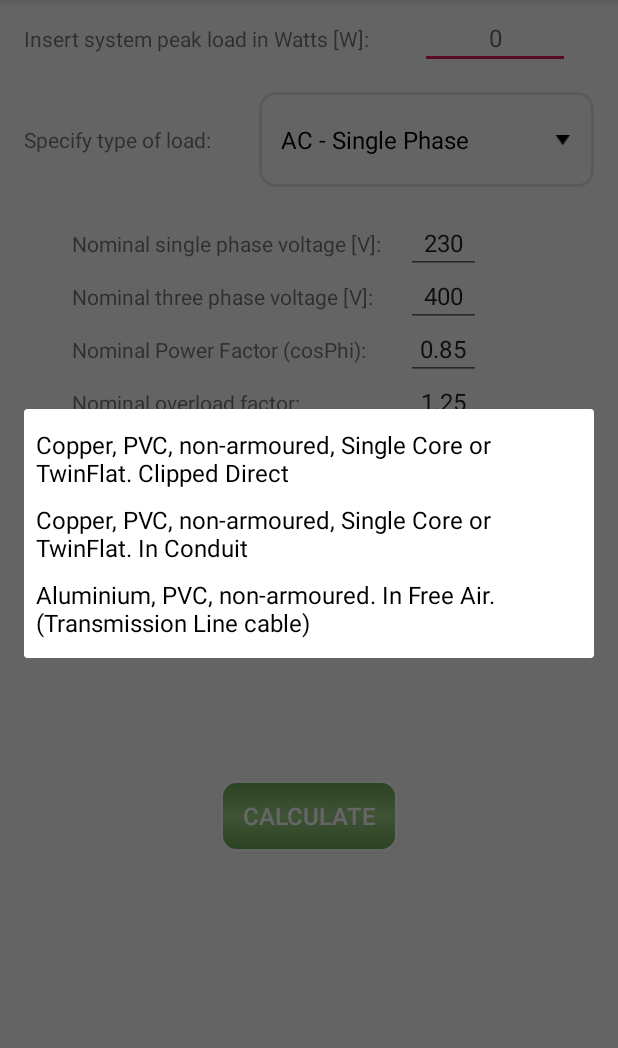
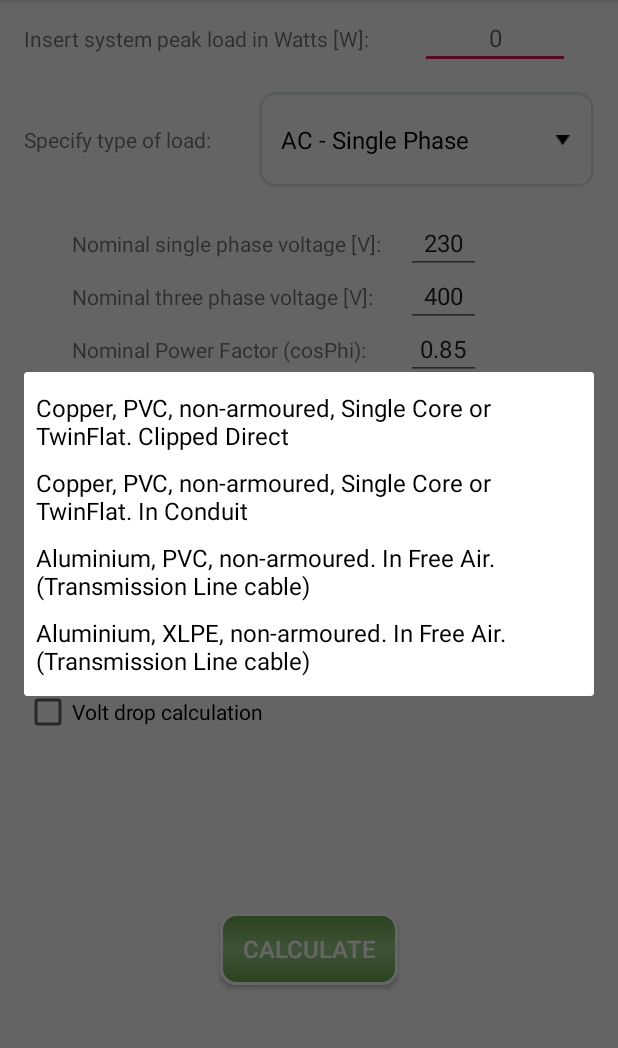
Before and after one commit to mzuos/LeafEC, an Android app: the SizeforLoad_input_data screen opened directly, with no data from a screen before it, after a tap on "Copper, PVC, non-armoured, Single Core o", on a phone screen of 412 x 824 dp, the part 84-1132 px from its top. Run offline under Robolectric (Android 15) with nearby library versions, the phone set to English and light mode, and no system bars.

Commit message:
General Calculations code re-organised with "Load cable properties" being a new function. Volt drop calculation (first approach) working.

```diff
--- a/app/src/main/java/com/EWB_Tonibung/mcbcalculator/SizeCable_input_data.java
+++ b/app/src/main/java/com/EWB_Tonibung/mcbcalculator/SizeCable_input_data.java
@@ -107,6 +107,7 @@ public class SizeCable_input_data extends AppCompatActivity {
         WireSizeForMCB = GeneralCalculations.CableSizeCalculator (MCBSize, CableType);
         WireRating = GeneralCalculations.CableCurrentRating(CableType,WireSizeForMCB);
 
+
         // Save the MCB and cable size values as Strings
 
         String Str_MCBSize =Integer.toString(MCBSize);
--- a/app/src/main/java/com/EWB_Tonibung/mcbcalculator/SizeMCB_input_data.java
+++ b/app/src/main/java/com/EWB_Tonibung/mcbcalculator/SizeMCB_input_data.java
@@ -50,7 +50,7 @@ public class SizeMCB_input_data extends AppCompatActivity {
                 }
                 else {// for now we do it with an else, if more cable sizes available, make else_if
                     sp_cablesize.setAdapter(new ArrayAdapter <String>(getApplicationContext(),android.R.layout.simple_spinner_dropdown_item,
-                            getResources().getStringArray(R.array.Al_WireSizeList_BS7671)));
+                            getResources().getStringArray(R.array.Al_WireSizeList_IEC)));
                 }
                             }
 
--- a/app/src/main/res/layout/activity_sizeforload_input_data.xml
+++ b/app/src/main/res/layout/activity_sizeforload_input_data.xml
@@ -92,14 +92,14 @@
         android:id="@+id/cableForMCB_PB"
         android:layout_width="wrap_content"
         android:layout_height="wrap_content"
-        android:layout_marginBottom="200dp"
+        android:layout_marginTop="118dp"
         android:onClick="LoadInput_DataValidation"
         android:text="  CALCULATE  "
         android:textSize="16sp"
-        app:layout_constraintBottom_toBottomOf="parent"
         app:layout_constraintEnd_toEndOf="parent"
         app:layout_constraintHorizontal_bias="0.5"
-        app:layout_constraintStart_toStartOf="parent" />
+        app:layout_constraintStart_toStartOf="parent"
+        app:layout_constraintTop_toBottomOf="@+id/VoltDrop_checkBox" />
 
     <TextView
         android:id="@+id/TV_V1ph"
@@ -146,6 +146,7 @@
         android:layout_marginStart="16dp"
         android:layout_marginLeft="16dp"
         android:ems="10"
+        android:imeOptions="actionDone"
         android:gravity="center"
         android:inputType="number"
         android:paddingBottom="10dp"
@@ -159,6 +160,7 @@
         android:layout_width="50dp"
         android:layout_height="wrap_content"
         android:ems="10"
+        android:imeOptions="actionDone"
         android:gravity="center"
         android:inputType="number"
         android:paddingBottom="10dp"
@@ -173,6 +175,7 @@
         android:layout_height="wrap_content"
         android:ems="10"
         android:gravity="center"
+        android:imeOptions="actionDone"
         android:inputType="numberDecimal"
         android:paddingBottom="10dp"
         android:text="@string/Nominal_cosphi_value"
@@ -184,6 +187,7 @@
         android:id="@+id/ed_OL"
         android:layout_width="50dp"
         android:layout_height="wrap_content"
+        android:imeOptions="actionDone"
         android:ems="10"
         android:gravity="center"
         android:inputType="numberDecimal"
@@ -221,6 +225,7 @@
         android:layout_height="wrap_content"
         android:ems="10"
         android:gravity="center"
+        android:imeOptions="actionDone"
         android:hint="@string/DC_Voltage_value"
         android:inputType="number|numberDecimal"
         android:paddingBottom="10dp"
@@ -241,4 +246,67 @@
         android:visibility="invisible"
         app:layout_constraintStart_toStartOf="parent"
         app:layout_constraintTop_toBottomOf="@+id/TV_LoadType" />
+
+    <CheckBox
+        android:id="@+id/VoltDrop_checkBox"
+        android:layout_width="wrap_content"
+        android:layout_height="wrap_content"
+        android:layout_marginStart="16dp"
+        android:layout_marginLeft="16dp"
+        android:layout_marginTop="32dp"
+        android:text="@string/VoltDrop_checkbox"
+        android:textSize="14sp"
+        app:layout_constraintStart_toStartOf="parent"
+        app:layout_constraintTop_toBottomOf="@+id/LoadCableSpinner" />
+
+    <TextView
+        android:id="@+id/TV_distance"
+        android:layout_width="wrap_content"
+        android:layout_height="wrap_content"
+        android:layout_marginStart="16dp"
+        android:layout_marginLeft="16dp"
+        android:layout_marginTop="16dp"
+        android:text="@string/distance_text"
+        android:visibility="invisible"
+        app:layout_constraintStart_toStartOf="@+id/VoltDrop_checkBox"
+        app:layout_constraintTop_toBottomOf="@+id/VoltDrop_checkBox" />
+
+    <TextView
+        android:id="@+id/TV_maxVoltDrop"
+        android:layout_width="wrap_content"
+        android:layout_height="wrap_content"
+        android:layout_marginStart="16dp"
+        android:layout_marginLeft="16dp"
+        android:layout_marginTop="16dp"
+        android:visibility="invisible"
+        android:text="@string/maxVoltDrop_text"
+        app:layout_constraintStart_toStartOf="@+id/VoltDrop_checkBox"
+        app:layout_constraintTop_toBottomOf="@+id/TV_distance" />
+
+    <EditText
+        android:id="@+id/ET_km"
+        android:layout_width="50dp"
+        android:layout_height="wrap_content"
+        android:imeOptions="actionDone"
+        android:ems="10"
+        android:hint="@string/generic_0"
+        android:gravity="center"
+        android:textSize="16sp"
+        android:inputType="numberDecimal"
+        android:visibility="invisible"
+        app:layout_constraintBaseline_toBaselineOf="@+id/TV_distance"
+        app:layout_constraintStart_toStartOf="@+id/ed_OL" />
+
+    <EditText
+        android:id="@+id/ET_maxVD"
+        android:layout_width="50dp"
+        android:layout_height="wrap_content"
+        android:imeOptions="actionDone"
+        android:ems="10"
+        android:gravity="center"
+        android:textSize="16sp"
+        android:visibility="invisible"
+        android:inputType="numberDecimal"
+        app:layout_constraintBaseline_toBaselineOf="@+id/TV_maxVoltDrop"
+        app:layout_constraintStart_toStartOf="@+id/ET_km" />
 </android.support.constraint.ConstraintLayout>
--- a/app/src/main/res/values/arrays.xml
+++ b/app/src/main/res/values/arrays.xml
@@ -5,6 +5,7 @@
         <item> Copper, PVC, non-armoured, Single Core or TwinFlat. Clipped Direct </item>
         <item> Copper, PVC, non-armoured, Single Core or TwinFlat. In Conduit </item>
         <item> Aluminium, PVC, non-armoured. In Free Air. (Transmission Line cable) </item>
+        <item> Aluminium, XLPE, non-armoured. In Free Air. (Transmission Line cable) </item>
     </array>
 
     <array
--- a/app/src/main/res/values/strings.xml
+++ b/app/src/main/res/values/strings.xml
@@ -97,12 +97,18 @@
     <string name="Nominal_V_3ph_value">400</string>
     <string name="Nominal_cosphi_value">0.85</string>
     <string name="Nominal_OL_value">1.25</string>
+    <string name="VoltDrop_checkbox">Volt drop calculation</string>
+    <string name="distance_text">Insert distance (one way) [meters]:</string>
+    <string name="distance_value">xxm</string>
+    <string name="maxVoltDrop_text">Optional: Specify max. volt drop [%]:</string>
+    <string name="maxVoltDrop_value">xx%</string>
 
     <!--LOAD RESULT SCREEN STRINGS-->
     <string name="LoadResultScr_LoadDescription">Load description:</string>
     <string name="LoadResultScr_DesignCurrent">Design current:</string>
     <string name="LoadResultScr_Title1">The suggested MCB size is:</string>
     <string name="LoadResultScr_Title2">The minimum suggested cable size for that MCB is:</string>
+    <string name="VDropResults">Volt drop results:</string>
 
     <!--MULTIPLE SCREEN STRINGS-->
     <string name="CableSelection">Select cable type:</string>
```
Also changed, not shown: app/src/main/java/com/EWB_Tonibung/mcbcalculator/GeneralCalculations.java (+62 -66 lines), app/src/main/java/com/EWB_Tonibung/mcbcalculator/SizeforLoad_input_data.java (+115 -17 lines), app/src/main/java/com/EWB_Tonibung/mcbcalculator/SizeforLoad_results.java (+24 -0 lines), app/src/main/res/layout/activity_main.xml (+1 -34 lines), app/src/main/res/layout/activity_sizeforload_results.xml (+13 -0 lines).
